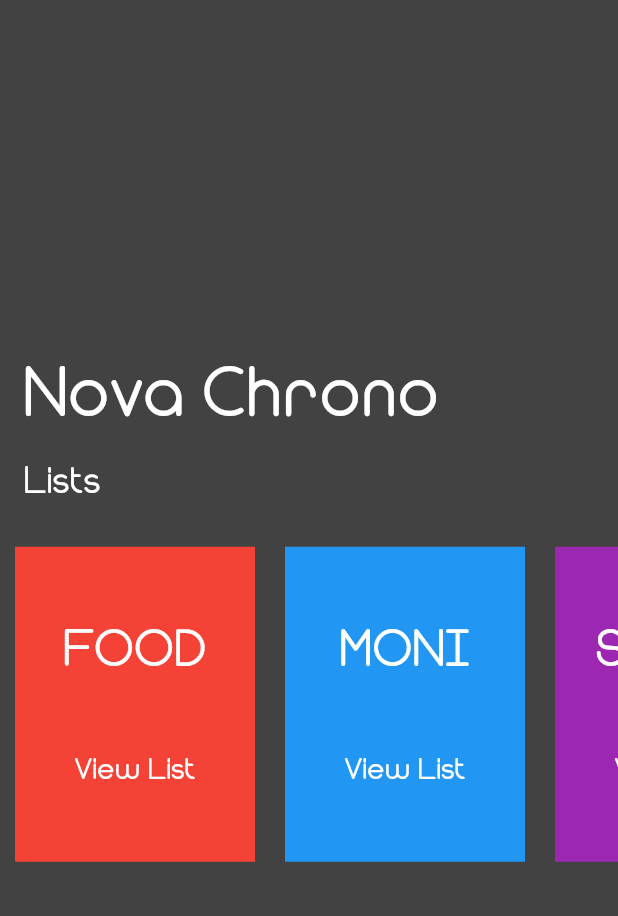
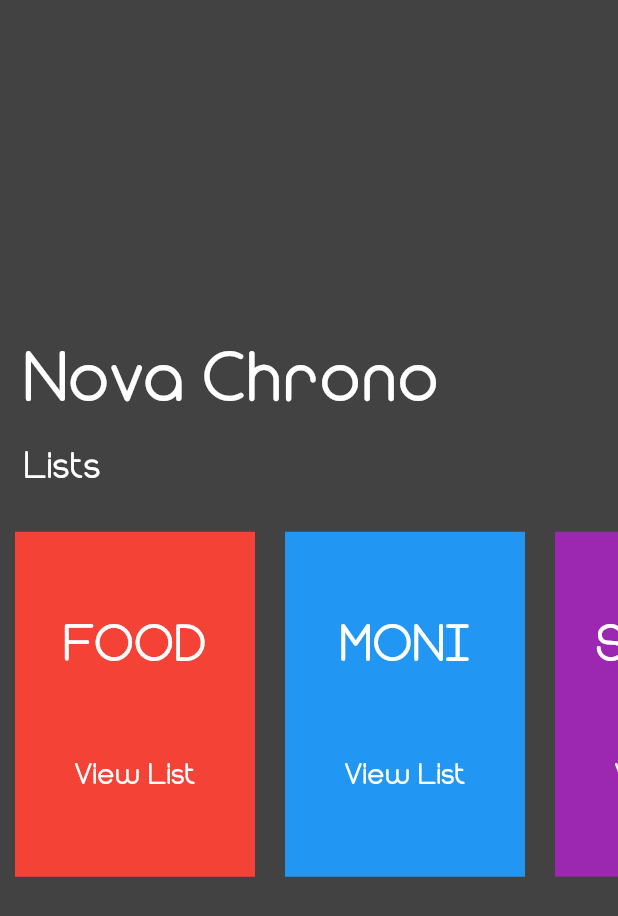
Before and after one commit to Republic-of-Recklessness/nova-chrono, a Flutter app: the screen it shows after launch, on a phone screen of 412 x 824 dp. Shown: the top 916 px of the screen. Run offline on Flutter 3.47's test engine with Material 2 defaults, Android fonts, the phone set to English and light mode, and no system bars.

```diff
--- a/lib/components/list_card.dart
+++ b/lib/components/list_card.dart
@@ -14,7 +14,7 @@ class ListCard extends StatelessWidget {
   Widget build(BuildContext context) {
     return Container(
       width: 160.0,
-      height: 200.0,
+      height: 220.0,
       margin: EdgeInsets.all(10.0),
       decoration: BoxDecoration(
         color: colour,
--- a/lib/screens/home_page.dart
+++ b/lib/screens/home_page.dart
@@ -41,7 +41,7 @@ class HomePage extends StatelessWidget {
               width: double.infinity,
             ),
             Container(
-              height: 230.0,
+              height: 250.0,
               child: ListView(
                 scrollDirection: Axis.horizontal,
                 shrinkWrap: true,
```
Also changed, not shown: lib/screens/list_page.dart (added, +11 -0 lines).
